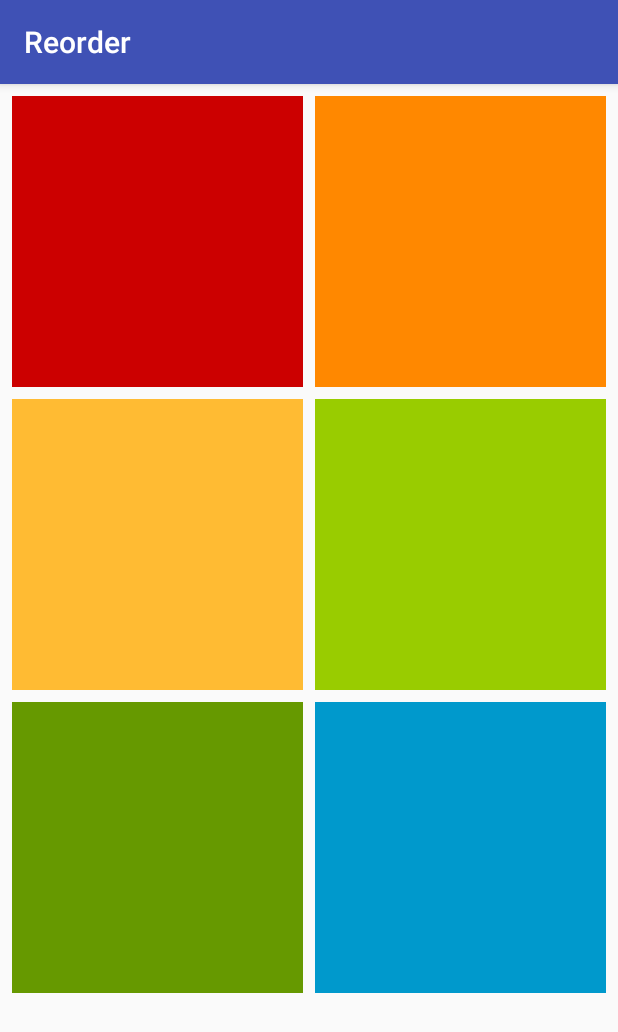
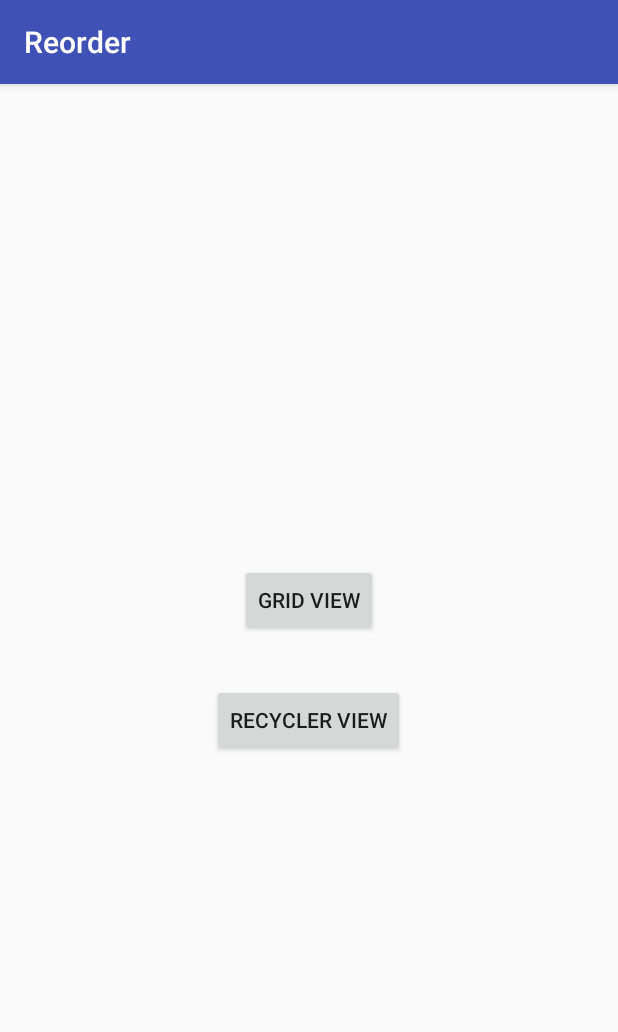
Before and after one commit to kaeawc/photo-reorder, an Android app: the screen it shows after launch (GridViewActivity before the commit, MainActivity after it), on a phone screen of 412 x 824 dp. Shown: the top 1032 px of the screen. Run offline under Robolectric (Android 15) with nearby library versions, the phone set to English and light mode, and no system bars; our stand-ins replace Timber.

Commit message:
added gridview and recyclerview options

```diff
--- a/app/build.gradle
+++ b/app/build.gradle
@@ -29,7 +29,7 @@ android {
             jvmArgs '-noverify'
             testLogging {
                 events "passed", "skipped", "failed", "standardOut", "standardError"
-                outputs.upToDateWhen {false}
+                outputs.upToDateWhen { false }
                 showStandardStreams = true
             }
         }
@@ -61,6 +61,7 @@ dependencies {
     testCompile deps.junit
     testCompile deps.mockitoForKotlin
     testCompile deps.kotlin
+    compile 'com.android.support.constraint:constraint-layout:1.0.2'
 }
 
 repositories {
--- /dev/null
+++ b/app/src/main/java/co/hinge/reorder/MainActivity.kt
@@ -0,0 +1,29 @@
+package co.hinge.reorder
+
+import android.content.Intent
+import android.support.v7.app.AppCompatActivity
+import android.os.Bundle
+import co.hinge.reorder.gridview.GridViewActivity
+import co.hinge.reorder.recyclerview.RecyclerViewActivity
+import kotlinx.android.synthetic.main.activity_main.*
+
+class MainActivity : AppCompatActivity() {
+
+    override fun onCreate(savedInstanceState: Bundle?) {
+        super.onCreate(savedInstanceState)
+        setContentView(R.layout.activity_main)
+
+        gridViewButton.setOnClickListener {
+            routeTo(GridViewActivity::class.java)
+        }
+
+        recyclerViewButton.setOnClickListener {
+            routeTo(RecyclerViewActivity::class.java)
+        }
+    }
+
+    fun routeTo(clazz: Class<*>) {
+        val intent = Intent(baseContext, clazz)
+        startActivity(intent)
+    }
+}
--- a/app/src/main/java/co/hinge/reorder/GridViewAdapter.kt
+++ b/app/src/main/java/co/hinge/reorder/gridview/GridViewAdapter.kt
@@ -1,4 +1,4 @@
-package co.hinge.reorder
+package co.hinge.reorder.gridview
 
 import android.content.Context
 import android.support.v4.content.ContextCompat
@@ -7,6 +7,7 @@ import android.view.View
 import android.view.ViewGroup
 import android.widget.BaseAdapter
 import android.widget.ImageView
+import co.hinge.reorder.R
 import timber.log.Timber
 
 class GridViewAdapter(val context: Context, val data: List<Int>) : BaseAdapter() {
--- a/app/src/main/res/layout/activity_main.xml
+++ b/app/src/main/res/layout/activity_main.xml
@@ -1,13 +1,25 @@
 <?xml version="1.0" encoding="utf-8"?>
-<GridView
+<LinearLayout
     xmlns:android="http://schemas.android.com/apk/res/android"
     xmlns:tools="http://schemas.android.com/tools"
-    android:id="@+id/gridView"
     android:layout_width="match_parent"
     android:layout_height="match_parent"
-    tools:context="co.hinge.reorder.GridViewActivity"
-    android:numColumns="2"
-    android:stretchMode="columnWidth"
-    tools:listitem="@layout/photo"
-    android:padding="4dp"
-    />
+    tools:context="co.hinge.reorder.MainActivity"
+    android:gravity="center"
+    android:orientation="vertical">
+
+    <Button
+        android:id="@+id/gridViewButton"
+        android:layout_width="wrap_content"
+        android:layout_height="wrap_content"
+        android:layout_margin="16dp"
+        android:text="Grid View"/>
+
+    <Button
+        android:id="@+id/recyclerViewButton"
+        android:layout_width="wrap_content"
+        android:layout_height="wrap_content"
+        android:layout_margin="16dp"
+        android:text="Recycler View"/>
+
+</LinearLayout>
--- a/app/src/main/res/layout/photo.xml
+++ b/app/src/main/res/layout/photo.xml
@@ -3,7 +3,7 @@
     xmlns:android="http://schemas.android.com/apk/res/android"
     xmlns:app="http://schemas.android.com/apk/res-auto"
     android:layout_width="match_parent"
-    android:layout_height="match_parent"
+    android:layout_height="wrap_content"
     android:padding="4dp"
     >
 
```
Also changed, not shown: app/src/main/AndroidManifest.xml (+9 -1 lines), app/src/main/java/co/hinge/reorder/gridview/GridViewActivity.kt (renamed from app/src/main/java/co/hinge/reorder/GridViewActivity.kt, +5 -3 lines), app/src/main/java/co/hinge/reorder/recyclerview/PhotoViewHolder.kt (added, +17 -0 lines), app/src/main/java/co/hinge/reorder/recyclerview/RecyclerGridAdapter.kt (added, +32 -0 lines), app/src/main/java/co/hinge/reorder/recyclerview/RecyclerViewActivity.kt (added, +28 -0 lines), app/src/main/res/layout/activity_grid_view.xml (added, +13 -0 lines), app/src/main/res/layout/activity_recycler_view.xml (added, +14 -0 lines).
